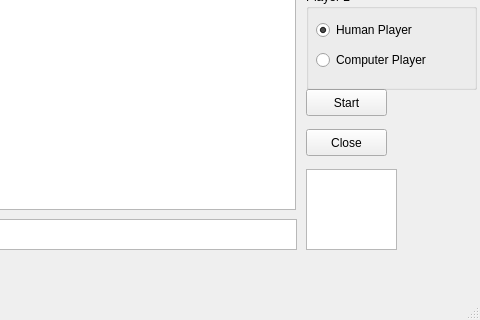
KonradSchieban/4InARow, file mainwindow.ui: the form before one commit; both pictures show x 84 to 564 and y 168 to 488 of the 564 by 488 pixel window.
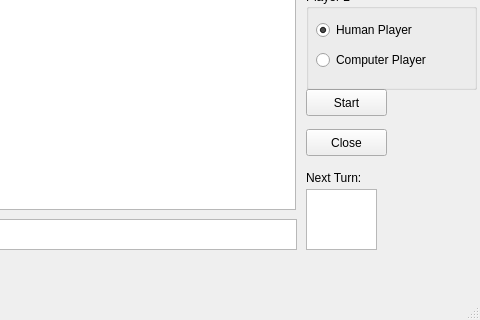
The form after the commit.

Patch:
```diff
--- a/mainwindow.ui
+++ b/mainwindow.ui
@@ -175,11 +175,24 @@
     <property name="geometry">
      <rect>
       <x>390</x>
+      <y>340</y>
+      <width>71</width>
+      <height>61</height>
+     </rect>
+    </property>
+   </widget>
+   <widget class="QLabel" name="label_2">
+    <property name="geometry">
+     <rect>
+      <x>390</x>
       <y>320</y>
-      <width>91</width>
-      <height>81</height>
+      <width>71</width>
+      <height>17</height>
      </rect>
     </property>
+    <property name="text">
+     <string>Next Turn:</string>
+    </property>
    </widget>
   </widget>
   <widget class="QMenuBar" name="menuBar">
```
